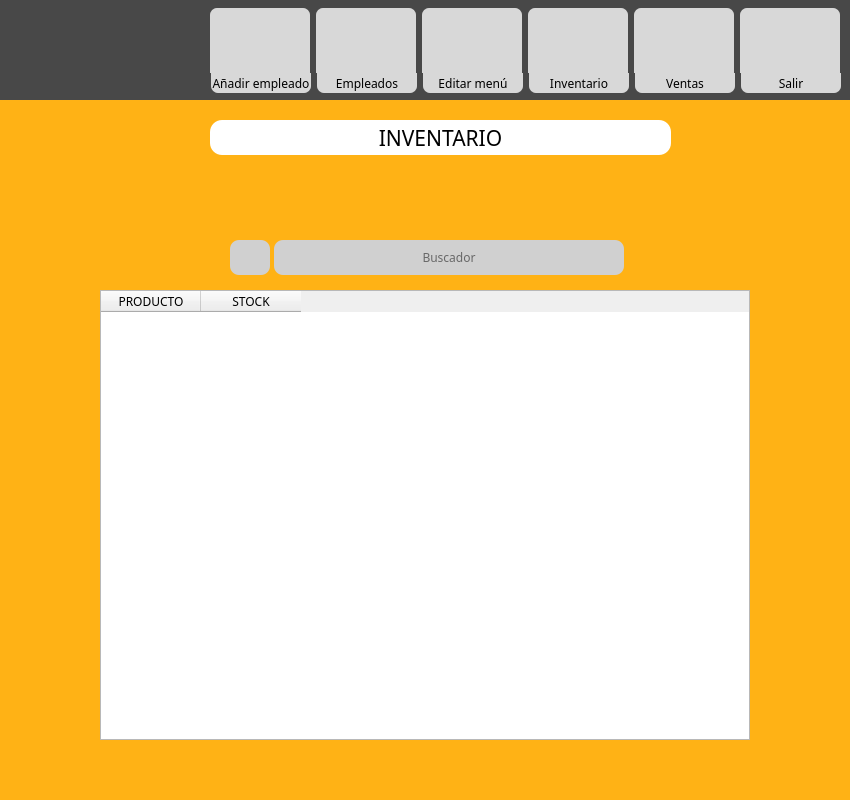
DanielPerMon/proyectoSaboreno, file gerente_menu.ui: the form before one commit.
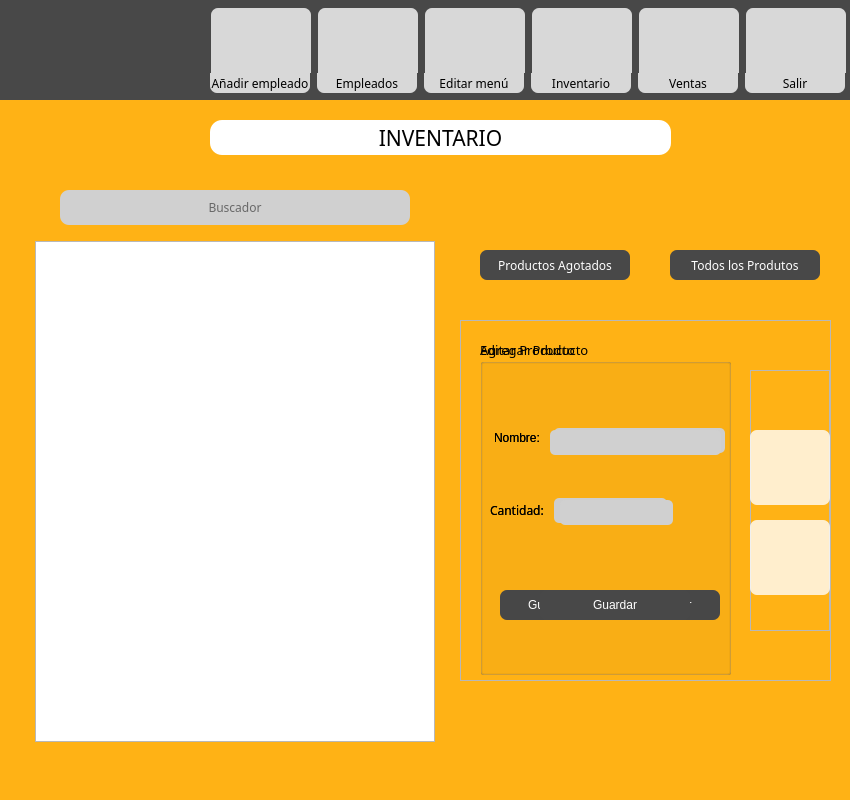
The form after the commit. The open tabs and pages were chosen to show the change. Icons and pictures are not drawn.

What changed in the file:
```diff
--- a/gerente_menu.ui
+++ b/gerente_menu.ui
@@ -1849,42 +1849,6 @@
 {
 	background-color: rgb(255, 178, 21);}</string>
     </property>
-    <widget class="QTableWidget" name="inventario_tableWidget">
-     <property name="geometry">
-      <rect>
-       <x>100</x>
-       <y>190</y>
-       <width>650</width>
-       <height>450</height>
-      </rect>
-     </property>
-     <column>
-      <property name="text">
-       <string>PRODUCTO</string>
-      </property>
-      <property name="font">
-       <font>
-        <family>Calisto MT</family>
-       </font>
-      </property>
-      <property name="textAlignment">
-       <set>AlignCenter</set>
-      </property>
-     </column>
-     <column>
-      <property name="text">
-       <string>STOCK</string>
-      </property>
-      <property name="font">
-       <font>
-        <family>Calisto MT</family>
-       </font>
-      </property>
-      <property name="textAlignment">
-       <set>AlignCenter</set>
-      </property>
-     </column>
-    </widget>
     <widget class="QLabel" name="label_29">
      <property name="geometry">
       <rect>
@@ -1916,8 +1880,8 @@
     <widget class="QLineEdit" name="buscar_lineEdit">
      <property name="geometry">
       <rect>
-       <x>274</x>
-       <y>140</y>
+       <x>60</x>
+       <y>90</y>
        <width>350</width>
        <height>35</height>
       </rect>
@@ -1944,22 +1908,450 @@
     <widget class="QLabel" name="label_32">
      <property name="geometry">
       <rect>
-       <x>230</x>
-       <y>140</y>
+       <x>366</x>
+       <y>88</y>
        <width>40</width>
-       <height>35</height>
+       <height>40</height>
       </rect>
      </property>
      <property name="styleSheet">
       <string notr="true">border-image: url(:/iconos/buscar.png);
 
-background-color:rgb(208, 208, 208);
+background-color:transparent;
 border-radius:9px;</string>
      </property>
      <property name="text">
       <string/>
      </property>
     </widget>
+    <widget class="QFrame" name="frame">
+     <property name="geometry">
+      <rect>
+       <x>460</x>
+       <y>220</y>
+       <width>371</width>
+       <height>361</height>
+      </rect>
+     </property>
+     <property name="frameShape">
+      <enum>QFrame::StyledPanel</enum>
+     </property>
+     <property name="frameShadow">
+      <enum>QFrame::Raised</enum>
+     </property>
+     <widget class="QFrame" name="frame_2">
+      <property name="geometry">
+       <rect>
+        <x>290</x>
+        <y>50</y>
+        <width>80</width>
+        <height>261</height>
+       </rect>
+      </property>
+      <property name="frameShape">
+       <enum>QFrame::StyledPanel</enum>
+      </property>
+      <property name="frameShadow">
+       <enum>QFrame::Raised</enum>
+      </property>
+      <widget class="QPushButton" name="EditarProducto_pushButton">
+       <property name="geometry">
+        <rect>
+         <x>0</x>
+         <y>150</y>
+         <width>80</width>
+         <height>75</height>
+        </rect>
+       </property>
+       <property name="font">
+        <font>
+         <family>Calisto MT</family>
+         <pointsize>10</pointsize>
+        </font>
+       </property>
+       <property name="styleSheet">
+        <string notr="true">background-color: rgba(255, 255, 255,200);
+border-radius:7px;</string>
+       </property>
+       <property name="text">
+        <string/>
+       </property>
+       <property name="icon">
+        <iconset resource="IMG/imags.qrc">
+         <normaloff>:/iconos/editar prod.png</normaloff>:/iconos/editar prod.png</iconset>
+       </property>
+       <property name="iconSize">
+        <size>
+         <width>80</width>
+         <height>70</height>
+        </size>
+       </property>
+      </widget>
+      <widget class="QPushButton" name="AgregarProducto_pushButton">
+       <property name="geometry">
+        <rect>
+         <x>0</x>
+         <y>60</y>
+         <width>80</width>
+         <height>75</height>
+        </rect>
+       </property>
+       <property name="font">
+        <font>
+         <family>Calisto MT</family>
+         <pointsize>10</pointsize>
+        </font>
+       </property>
+       <property name="styleSheet">
+        <string notr="true">background-color: rgba(255, 255, 255,200);
+border-radius:7px;
+border-image::/imagenes/LOGO.png;</string>
+       </property>
+       <property name="text">
+        <string/>
+       </property>
+       <property name="icon">
+        <iconset resource="IMG/imags.qrc">
+         <normaloff>:/iconos/anadir prod.png</normaloff>:/iconos/anadir prod.png</iconset>
+       </property>
+       <property name="iconSize">
+        <size>
+         <width>80</width>
+         <height>65</height>
+        </size>
+       </property>
+      </widget>
+     </widget>
+     <widget class="QGroupBox" name="editarProducto_groupBox">
+      <property name="geometry">
+       <rect>
+        <x>20</x>
+        <y>20</y>
+        <width>251</width>
+        <height>335</height>
+       </rect>
+      </property>
+      <property name="font">
+       <font>
+        <family>Calisto MT</family>
+        <pointsize>10</pointsize>
+       </font>
+      </property>
+      <property name="title">
+       <string>Editar Producto</string>
+      </property>
+      <widget class="QLineEdit" name="NombreEProducto_ineEdit">
+       <property name="geometry">
+        <rect>
+         <x>74</x>
+         <y>88</y>
+         <width>171</width>
+         <height>25</height>
+        </rect>
+       </property>
+       <property name="styleSheet">
+        <string notr="true">background-color:rgb(208, 208, 208);
+border:3px;
+border-radius:5px;</string>
+       </property>
+      </widget>
+      <widget class="QLineEdit" name="CantidadEProducto_lineEdit">
+       <property name="geometry">
+        <rect>
+         <x>74</x>
+         <y>158</y>
+         <width>113</width>
+         <height>25</height>
+        </rect>
+       </property>
+       <property name="styleSheet">
+        <string notr="true">background-color:rgb(208, 208, 208);
+border:3px;
+border-radius:5px;</string>
+       </property>
+      </widget>
+      <widget class="QLabel" name="label_37">
+       <property name="geometry">
+        <rect>
+         <x>14</x>
+         <y>88</y>
+         <width>61</width>
+         <height>20</height>
+        </rect>
+       </property>
+       <property name="font">
+        <font>
+         <pointsize>9</pointsize>
+        </font>
+       </property>
+       <property name="text">
+        <string>Nombre:</string>
+       </property>
+      </widget>
+      <widget class="QLabel" name="label_38">
+       <property name="geometry">
+        <rect>
+         <x>10</x>
+         <y>160</y>
+         <width>71</width>
+         <height>20</height>
+        </rect>
+       </property>
+       <property name="font">
+        <font>
+         <family>Calisto MT</family>
+         <pointsize>9</pointsize>
+        </font>
+       </property>
+       <property name="text">
+        <string>Cantidad:</string>
+       </property>
+      </widget>
+      <widget class="QPushButton" name="GuargarEproductopushButton">
+       <property name="geometry">
+        <rect>
+         <x>20</x>
+         <y>250</y>
+         <width>100</width>
+         <height>30</height>
+        </rect>
+       </property>
+       <property name="styleSheet">
+        <string notr="true">QPushButton{
+background-color: rgb(72, 72, 72);
+border-radius:7px;
+color: rgb(255, 255, 255);}
+
+QPushButton:hover{
+	background: rgba(0,114,46,0.9);
+    border-radius: 9px;
+	color: white;
+    selection-color: white;  
+    padding: 2px 4px;
+
+}</string>
+       </property>
+       <property name="text">
+        <string>Guardar</string>
+       </property>
+      </widget>
+      <widget class="QPushButton" name="EliminarProducto_pushButton">
+       <property name="geometry">
+        <rect>
+         <x>140</x>
+         <y>250</y>
+         <width>100</width>
+         <height>30</height>
+        </rect>
+       </property>
+       <property name="styleSheet">
+        <string notr="true">QPushButton{
+background-color: rgb(72, 72, 72);
+border-radius:7px;
+color: rgb(255, 255, 255);}
+
+
+
+QPushButton:hover{
+background: rgb(201, 37, 37);
+    border-radius: 9px;
+	color: white;
+    selection-color: white;  
+    padding: 2px 4px;
+
+}
+</string>
+       </property>
+       <property name="text">
+        <string>Eliminar</string>
+       </property>
+      </widget>
+     </widget>
+     <widget class="QGroupBox" name="agregarProducto_groupBox">
+      <property name="geometry">
+       <rect>
+        <x>20</x>
+        <y>20</y>
+        <width>251</width>
+        <height>335</height>
+       </rect>
+      </property>
+      <property name="font">
+       <font>
+        <family>Calisto MT</family>
+        <pointsize>10</pointsize>
+       </font>
+      </property>
+      <property name="title">
+       <string>Agregar Producto</string>
+      </property>
+      <widget class="QLineEdit" name="NombreNProducto_ineEdit">
+       <property name="geometry">
+        <rect>
+         <x>70</x>
+         <y>90</y>
+         <width>171</width>
+         <height>25</height>
+        </rect>
+       </property>
+       <property name="styleSheet">
+        <string notr="true">background-color:rgb(208, 208, 208);
+border:3px;
+border-radius:5px;</string>
+       </property>
+      </widget>
+      <widget class="QLineEdit" name="CantidadNProducto_lineEdit_2">
+       <property name="geometry">
+        <rect>
+         <x>80</x>
+         <y>160</y>
+         <width>113</width>
+         <height>25</height>
+        </rect>
+       </property>
+       <property name="styleSheet">
+        <string notr="true">background-color:rgb(208, 208, 208);
+border:3px;
+border-radius:5px;</string>
+       </property>
+      </widget>
+      <widget class="QPushButton" name="GuargarNproductopushButton">
+       <property name="geometry">
+        <rect>
+         <x>60</x>
+         <y>250</y>
+         <width>150</width>
+         <height>30</height>
+        </rect>
+       </property>
+       <property name="styleSheet">
+        <string notr="true">QPushButton{
+background-color: rgb(72, 72, 72);
+border-radius:7px;
+color: rgb(255, 255, 255);}
+
+QPushButton:hover{
+	background: rgba(0,114,46,0.9);
+    border-radius: 9px;
+	color: white;
+    selection-color: white;  
+    padding: 2px 4px;
+
+}</string>
+       </property>
+       <property name="text">
+        <string>Guardar</string>
+       </property>
+      </widget>
+      <widget class="QLabel" name="label_39">
+       <property name="geometry">
+        <rect>
+         <x>10</x>
+         <y>160</y>
+         <width>71</width>
+         <height>20</height>
+        </rect>
+       </property>
+       <property name="font">
+        <font>
+         <family>Calisto MT</family>
+         <pointsize>9</pointsize>
+        </font>
+       </property>
+       <property name="text">
+        <string>Cantidad:</string>
+       </property>
+      </widget>
+      <widget class="QLabel" name="label_40">
+       <property name="geometry">
+        <rect>
+         <x>14</x>
+         <y>88</y>
+         <width>61</width>
+         <height>20</height>
+        </rect>
+       </property>
+       <property name="font">
+        <font>
+         <pointsize>9</pointsize>
+        </font>
+       </property>
+       <property name="text">
+        <string>Nombre:</string>
+       </property>
+      </widget>
+     </widget>
+    </widget>
+    <widget class="QTableView" name="stock_tableView">
+     <property name="geometry">
+      <rect>
+       <x>35</x>
+       <y>141</y>
+       <width>400</width>
+       <height>501</height>
+      </rect>
+     </property>
+    </widget>
+    <widget class="QPushButton" name="productosAgotados_pushButton">
+     <property name="geometry">
+      <rect>
+       <x>480</x>
+       <y>150</y>
+       <width>150</width>
+       <height>30</height>
+      </rect>
+     </property>
+     <property name="font">
+      <font>
+       <family>Calisto MT</family>
+      </font>
+     </property>
+     <property name="styleSheet">
+      <string notr="true">QPushButton{
+background-color: rgb(72, 72, 72);
+border-radius:7px;
+color: rgb(255, 255, 255);}
+
+QPushButton:hover{
+	background: rgba(72,72,72,0.7);
+    border-radius: 7px;
+
+
+}</string>
+     </property>
+     <property name="text">
+      <string>Productos Agotados</string>
+     </property>
+    </widget>
+    <widget class="QPushButton" name="todosprodutos_pushButton">
+     <property name="geometry">
+      <rect>
+       <x>670</x>
+       <y>150</y>
+       <width>150</width>
+       <height>30</height>
+      </rect>
+     </property>
+     <property name="font">
+      <font>
+       <family>Calisto MT</family>
+      </font>
+     </property>
+     <property name="styleSheet">
+      <string notr="true">QPushButton{
+background-color: rgb(72, 72, 72);
+border-radius:7px;
+color: rgb(255, 255, 255);}
+
+QPushButton:hover{
+	background: rgba(72,72,72,0.7);
+    border-radius: 7px;
+}</string>
+     </property>
+     <property name="text">
+      <string>Todos los Produtos</string>
+     </property>
+    </widget>
    </widget>
    <widget class="QWidget" name="NuevoPlatillo">
     <property name="styleSheet">
@@ -2226,7 +2618,7 @@
      <rect>
       <x>210</x>
       <y>0</y>
-      <width>632</width>
+      <width>637</width>
       <height>81</height>
      </rect>
     </property>
@@ -2479,7 +2871,7 @@
    <widget class="QLabel" name="label_25">
     <property name="geometry">
      <rect>
-      <x>211</x>
+      <x>210</x>
       <y>73</y>
       <width>100</width>
       <height>20</height>
@@ -2531,7 +2923,7 @@
    <widget class="QLabel" name="label_27">
     <property name="geometry">
      <rect>
-      <x>423</x>
+      <x>424</x>
       <y>73</y>
       <width>100</width>
       <height>20</height>
@@ -2557,7 +2949,7 @@
    <widget class="QLabel" name="label_28">
     <property name="geometry">
      <rect>
-      <x>741</x>
+      <x>745</x>
       <y>73</y>
       <width>100</width>
       <height>20</height>
@@ -2583,7 +2975,7 @@
    <widget class="QLabel" name="label_30">
     <property name="geometry">
      <rect>
-      <x>635</x>
+      <x>638</x>
       <y>73</y>
       <width>100</width>
       <height>20</height>
@@ -2609,7 +3001,7 @@
    <widget class="QLabel" name="label_31">
     <property name="geometry">
      <rect>
-      <x>529</x>
+      <x>531</x>
       <y>73</y>
       <width>100</width>
       <height>20</height>
```
Left out of the diff: 270 changed lines with no effect on the pictures.
